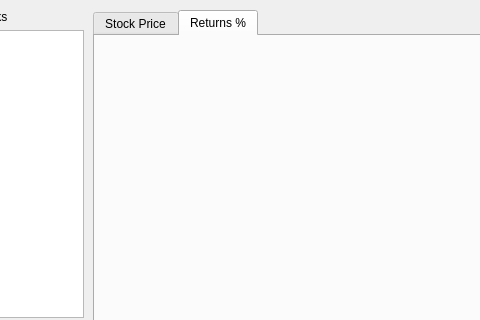
The window that Gui/StockAnalysis.ui (TheGraeme95/Markowitz-Portfolio-Optimiser) describes before a commit, drawn with Qt 5; both pictures show x 167 to 647 and y 0 to 320 of the 980 by 640 pixel window.
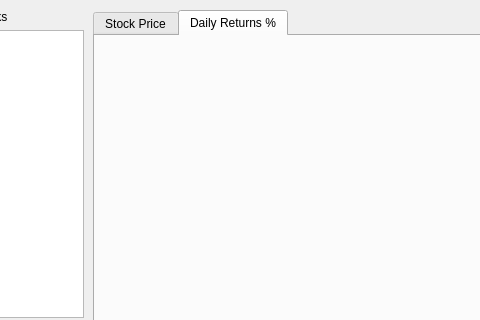
The same window after the commit. The open tabs and pages were chosen to show the change.

Commit message:
Finished All stock's graphs
Just main page let to do.

Diff of the .ui file:
```diff
--- a/Gui/StockAnalysis.ui
+++ b/Gui/StockAnalysis.ui
@@ -79,8 +79,23 @@
    <layout class="QVBoxLayout" name="graphLayout">
     <item>
      <widget class="QTabWidget" name="tabWidget">
+      <property name="tabPosition">
+       <enum>QTabWidget::North</enum>
+      </property>
+      <property name="tabShape">
+       <enum>QTabWidget::Rounded</enum>
+      </property>
       <property name="currentIndex">
-       <number>0</number>
+       <number>1</number>
+      </property>
+      <property name="iconSize">
+       <size>
+        <width>24</width>
+        <height>24</height>
+       </size>
+      </property>
+      <property name="tabBarAutoHide">
+       <bool>false</bool>
       </property>
       <widget class="QWidget" name="graph1">
        <attribute name="title">
@@ -94,7 +109,7 @@
       </widget>
       <widget class="QWidget" name="graph2">
        <attribute name="title">
-        <string>Returns %</string>
+        <string>Daily Returns %</string>
        </attribute>
        <layout class="QGridLayout" name="gridLayout_4">
         <item row="0" column="0">
```
The commit also changes 4 other files.
